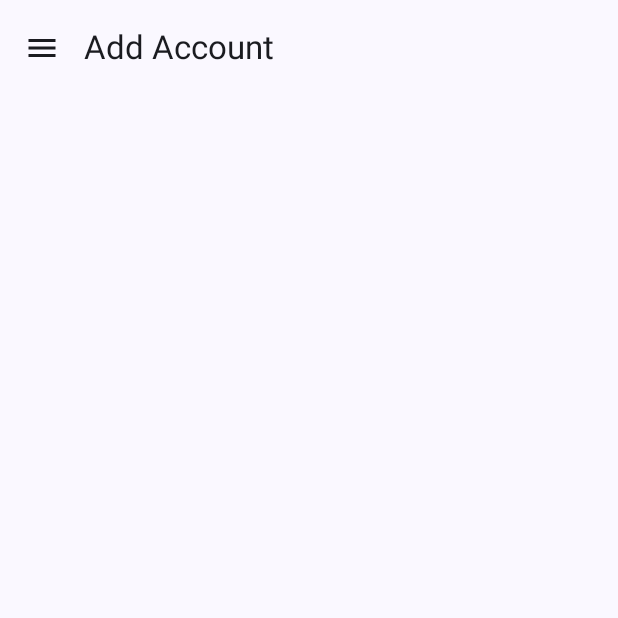
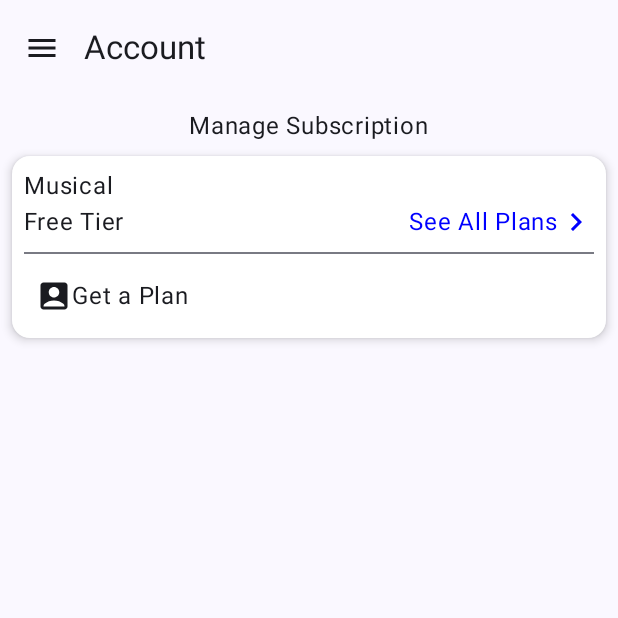
Before and after one commit to muokid3/Music-App-UI, an Android app built with Jetpack Compose: the subscription screen opened through its navigation route, on a phone screen of 412 x 824 dp, the top half of it. Run offline under Robolectric (Android 15) with nearby library versions, the phone set to English and light mode, and no system bars.

Commit message:
added screens and navigation

```diff
--- a/app/src/main/java/com/dm/berxley/musicappui/ui/composables/MainView.kt
+++ b/app/src/main/java/com/dm/berxley/musicappui/ui/composables/MainView.kt
@@ -1,5 +1,6 @@
 package com.dm.berxley.musicappui.ui.composables
 
+import android.widget.Toast
 import androidx.compose.foundation.background
 import androidx.compose.foundation.clickable
 import androidx.compose.foundation.layout.Row
@@ -30,6 +31,7 @@ import androidx.compose.material3.Text
 import androidx.compose.material3.TopAppBar
 import androidx.compose.material3.rememberDrawerState
 import androidx.compose.runtime.Composable
+import androidx.compose.runtime.currentCompositionLocalContext
 import androidx.compose.runtime.getValue
 import androidx.compose.runtime.mutableStateOf
 import androidx.compose.runtime.remember
@@ -38,6 +40,7 @@ import androidx.compose.runtime.saveable.rememberSaveable
 import androidx.compose.runtime.setValue
 import androidx.compose.ui.Modifier
 import androidx.compose.ui.graphics.Color
+import androidx.compose.ui.platform.LocalContext
 import androidx.compose.ui.res.painterResource
 import androidx.compose.ui.text.TextStyle
 import androidx.compose.ui.unit.dp
@@ -47,6 +50,7 @@ import androidx.navigation.compose.rememberNavController
 import com.dm.berxley.musicappui.models.NavigationDrawerItem
 import com.dm.berxley.musicappui.viewModels.MainViewModel
 import kotlinx.coroutines.CoroutineScope
+import kotlinx.coroutines.currentCoroutineContext
 import kotlinx.coroutines.launch
 
 
@@ -59,8 +63,9 @@ fun MainView() {
 
     val mainViewModel: MainViewModel = viewModel()
     val navController = rememberNavController()
-    val navBackStackEntry by navController.currentBackStackEntryAsState()
-    val currentRoute = navBackStackEntry?.destination?.route
+    val dialogOpen = remember {
+        mutableStateOf(false)
+    }
 
     val currentScreen = mainViewModel.currentScreen.value
     val title = remember {
@@ -99,6 +104,11 @@ fun MainView() {
                         onClick = {
                             mainViewModel.setSelectedItemIndex(index)
                             title.value = navigationDrawerItem.title
+                            when (index) {
+                                0 -> navController.navigate(Screen.DrawerScreen.Account.route)
+                                1 -> navController.navigate(Screen.DrawerScreen.Subscription.route)
+                                2 -> dialogOpen.value = true
+                            }
                             scope.launch {
                                 drawerState.close()
                             }
@@ -122,7 +132,7 @@ fun MainView() {
         Scaffold(
             topBar = {
                 TopAppBar(
-                    title = { Text(text = title.value) },
+                    title = { Text(text =  title.value) },
                     navigationIcon = {
                         IconButton(onClick = {
                             //open drawer
@@ -134,9 +144,10 @@ fun MainView() {
                         }
                     })
             },
-            ) {
-            mainViewModel.setSelectedItemIndex(2)
+        ) {
+            mainViewModel.setSelectedItemIndex(0)
             Navigation(navController = navController, viewModel = mainViewModel, pd = it)
+            AccountDialog(dialogOpen = dialogOpen)
         }
     }
 }
--- a/app/src/main/java/com/dm/berxley/musicappui/ui/composables/Navigation.kt
+++ b/app/src/main/java/com/dm/berxley/musicappui/ui/composables/Navigation.kt
@@ -15,14 +15,14 @@ import com.dm.berxley.musicappui.viewModels.MainViewModel
 fun Navigation(navController: NavController, viewModel: MainViewModel, pd: PaddingValues) {
     NavHost(
         navController = navController as NavHostController,
-        startDestination = Screen.DrawerScreen.AddAccount.route,
+        startDestination = Screen.DrawerScreen.Account.route,
         modifier = Modifier.padding(pd)
     ){
-        composable(Screen.DrawerScreen.AddAccount.route){
-
+        composable(Screen.DrawerScreen.Account.route){
+            AccountView()
         }
         composable(Screen.DrawerScreen.Subscription.route){
-
+            Subscription()
         }
     }
 }
--- /dev/null
+++ b/app/src/main/java/com/dm/berxley/musicappui/ui/composables/Subscription.kt
@@ -0,0 +1,93 @@
+package com.dm.berxley.musicappui.ui.composables
+
+import androidx.compose.foundation.layout.Arrangement
+import androidx.compose.foundation.layout.Column
+import androidx.compose.foundation.layout.Row
+import androidx.compose.foundation.layout.fillMaxSize
+import androidx.compose.foundation.layout.fillMaxWidth
+import androidx.compose.foundation.layout.padding
+import androidx.compose.foundation.layout.wrapContentHeight
+import androidx.compose.material.icons.Icons
+import androidx.compose.material.icons.filled.AccountBox
+import androidx.compose.material.icons.filled.KeyboardArrowRight
+import androidx.compose.material3.Card
+import androidx.compose.material3.CardDefaults
+import androidx.compose.material3.CardElevation
+import androidx.compose.material3.Divider
+import androidx.compose.material3.Icon
+import androidx.compose.material3.Text
+import androidx.compose.runtime.Composable
+import androidx.compose.ui.Alignment
+import androidx.compose.ui.Modifier
+import androidx.compose.ui.graphics.Color
+import androidx.compose.ui.text.style.TextAlign
+import androidx.compose.ui.tooling.preview.Preview
+import androidx.compose.ui.unit.dp
+
+@Composable
+fun Subscription() {
+    Column(modifier = Modifier.fillMaxSize()) {
+        Text(
+            text = "Manage Subscription",
+            modifier = Modifier
+                .align(Alignment.CenterHorizontally)
+                .padding(top = 8.dp)
+        )
+        Card(
+            colors = CardDefaults.cardColors(
+                containerColor = Color.White,
+            ),
+            elevation = CardDefaults.cardElevation(defaultElevation = 4.dp),
+            modifier = Modifier
+                .fillMaxWidth()
+                .wrapContentHeight()
+                .padding(8.dp)
+        ) {
+            Row(
+                modifier = Modifier
+                    .fillMaxWidth()
+                    .padding(8.dp),
+
+                ) {
+                Column {
+                    Text(text = "Musical")
+
+                    Row(
+                        horizontalArrangement = Arrangement.SpaceBetween,
+                        modifier = Modifier
+                            .fillMaxWidth()
+                            .align(Alignment.End)
+                    ) {
+                        Text(text = "Free Tier")
+
+                        Row {
+                            Text(text = "See All Plans", color = Color.Blue)
+                            Icon(
+                                imageVector = Icons.Default.KeyboardArrowRight,
+                                contentDescription = null,
+                                tint = Color.Blue
+                            )
+                        }
+                    }
+                }
+            }
+
+            Divider(thickness = 1.dp, modifier = Modifier.padding(horizontal = 8.dp))
+            Row(
+                modifier = Modifier
+                    .fillMaxWidth()
+                    .padding(16.dp)
+            ) {
+                Icon(imageVector = Icons.Default.AccountBox, contentDescription = null)
+                Text(text = "Get a Plan")
+
+            }
+        }
+    }
+}
+
+@Preview(showBackground = true)
+@Composable
+fun PreviewSubscription() {
+    Subscription()
+}
--- a/app/src/main/java/com/dm/berxley/musicappui/viewModels/MainViewModel.kt
+++ b/app/src/main/java/com/dm/berxley/musicappui/viewModels/MainViewModel.kt
@@ -9,7 +9,7 @@ import androidx.lifecycle.ViewModel
 import com.dm.berxley.musicappui.ui.composables.Screen
 
 class MainViewModel: ViewModel() {
-    private val _currentScreen: MutableState<Screen> = mutableStateOf(Screen.DrawerScreen.AddAccount)
+    private val _currentScreen: MutableState<Screen> = mutableStateOf(Screen.DrawerScreen.Account)
     private val _selectedItemIndex = mutableStateOf(0)
 
     val currentScreen = _currentScreen
```
Also changed, not shown: app/src/main/java/com/dm/berxley/musicappui/ui/composables/AccountDialog.kt (added, +76 -0 lines), app/src/main/java/com/dm/berxley/musicappui/ui/composables/AccountView.kt (added, +69 -0 lines).
